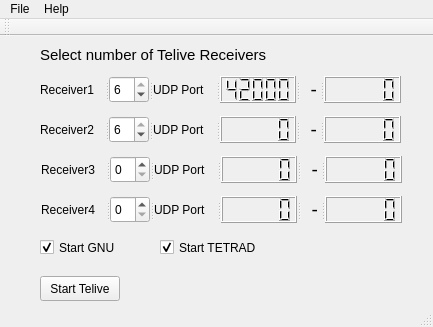
First picture: the form in mainwindow.ui, repository oz1jua/StrTelive, before the edit.
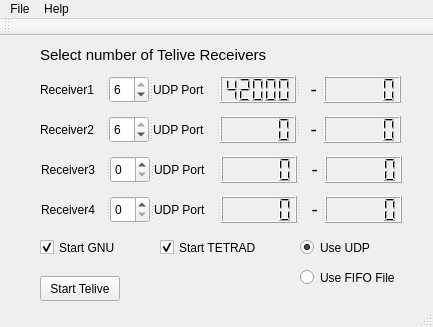
Second picture: the form after the edit.

The edit to the form file:
```diff
--- a/mainwindow.ui
+++ b/mainwindow.ui
@@ -278,6 +278,35 @@
      <string/>
     </property>
    </widget>
+   <widget class="QRadioButton" name="radioButton_FIFO">
+    <property name="geometry">
+     <rect>
+      <x>300</x>
+      <y>230</y>
+      <width>100</width>
+      <height>23</height>
+     </rect>
+    </property>
+    <property name="text">
+     <string>Use FIFO File</string>
+    </property>
+   </widget>
+   <widget class="QRadioButton" name="radioButton_UDP">
+    <property name="geometry">
+     <rect>
+      <x>300</x>
+      <y>200</y>
+      <width>100</width>
+      <height>23</height>
+     </rect>
+    </property>
+    <property name="text">
+     <string>Use UDP</string>
+    </property>
+    <property name="checked">
+     <bool>true</bool>
+    </property>
+   </widget>
   </widget>
   <widget class="QMenuBar" name="menuBar">
    <property name="geometry">
```
Left out of the diff: 8 changed lines with no effect on the pictures.
